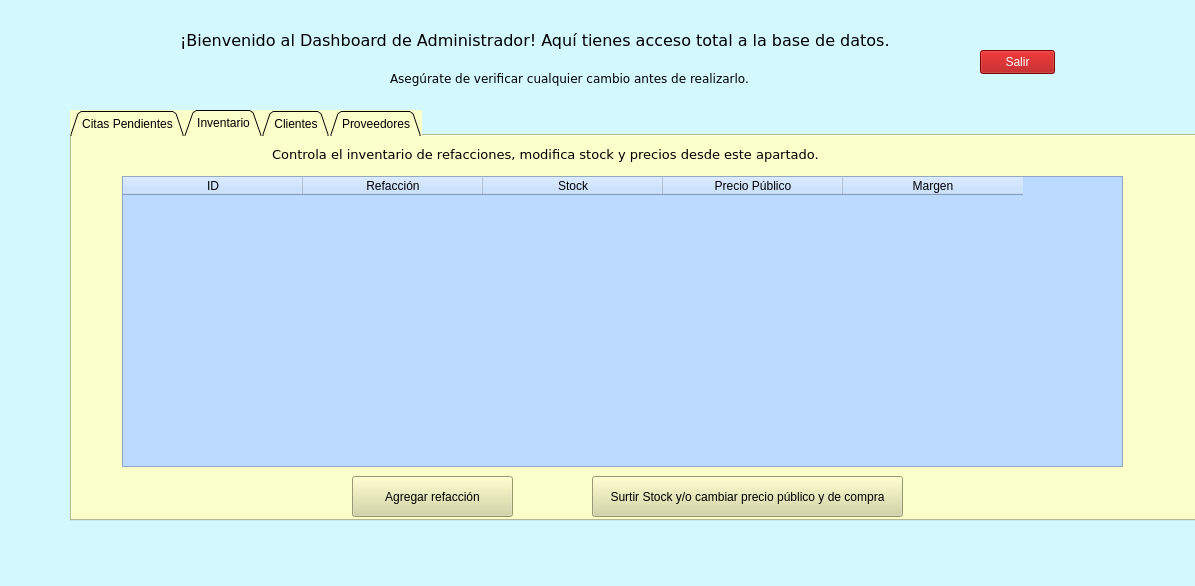
This is dashboard_admin.ui in ileosalazar/MultiserviciosProfesionalesJG as Qt 5 draws it before an edit. The edited form follows.
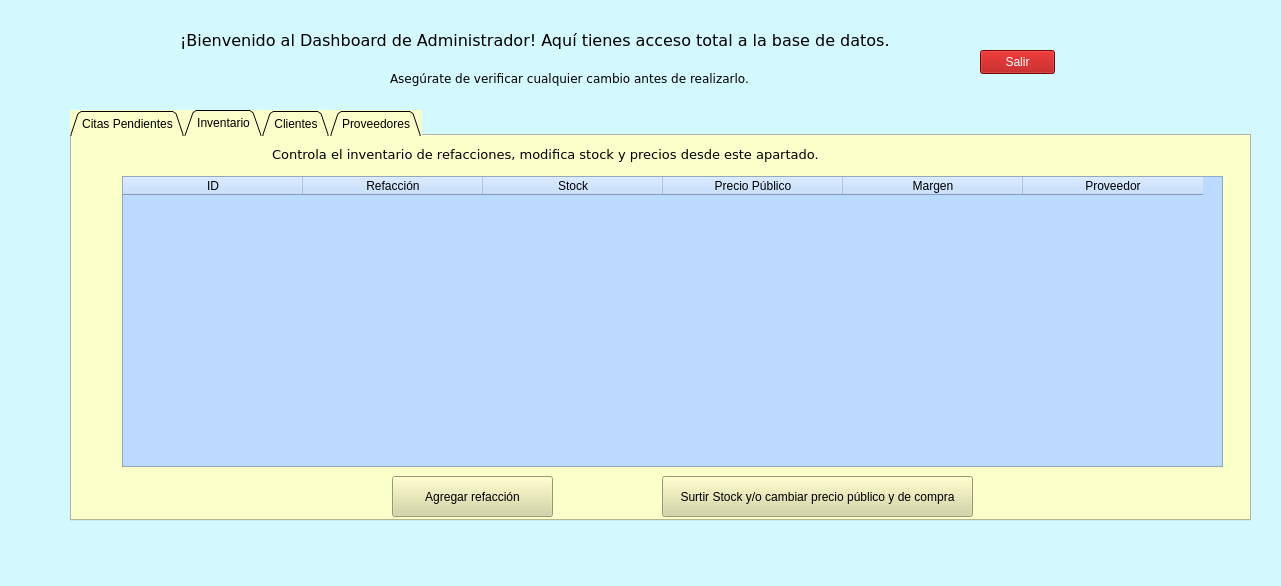
This is the edited form. The open tabs and pages were chosen to show the change. Icons and pictures are not drawn.

```diff
--- a/dashboard_admin.ui
+++ b/dashboard_admin.ui
@@ -6,7 +6,7 @@
    <rect>
     <x>0</x>
     <y>0</y>
-    <width>1195</width>
+    <width>1281</width>
     <height>586</height>
    </rect>
   </property>
@@ -197,7 +197,7 @@
        <rect>
         <x>50</x>
         <y>40</y>
-        <width>1001</width>
+        <width>1101</width>
         <height>291</height>
        </rect>
       </property>
@@ -235,11 +235,16 @@
         <string>Margen</string>
        </property>
       </column>
+      <column>
+       <property name="text">
+        <string>Proveedor</string>
+       </property>
+      </column>
      </widget>
      <widget class="QPushButton" name="btn_nueva_refaccion">
       <property name="geometry">
        <rect>
-        <x>280</x>
+        <x>320</x>
         <y>340</y>
         <width>161</width>
         <height>41</height>
@@ -255,7 +260,7 @@
      <widget class="QPushButton" name="btn_editar_stock">
       <property name="geometry">
        <rect>
-        <x>520</x>
+        <x>590</x>
         <y>340</y>
         <width>311</width>
         <height>41</height>
```
Left out of the diff: 23 changed lines with no effect on the pictures.
